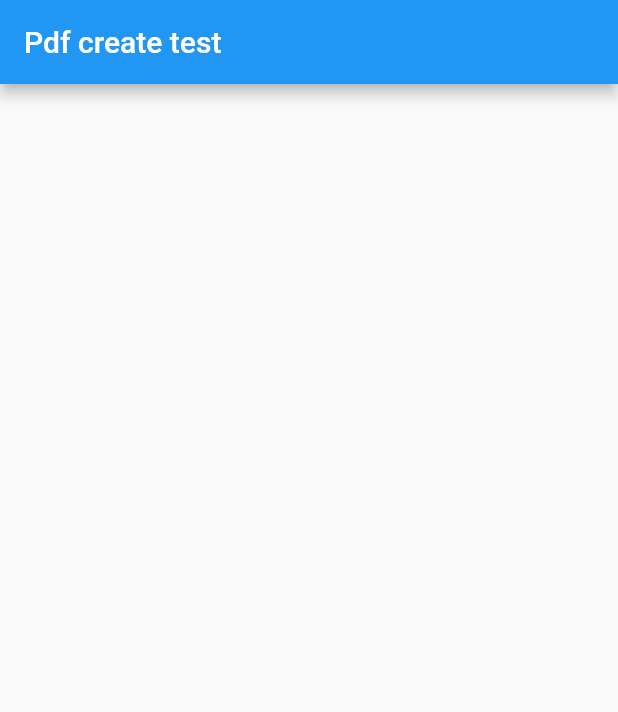
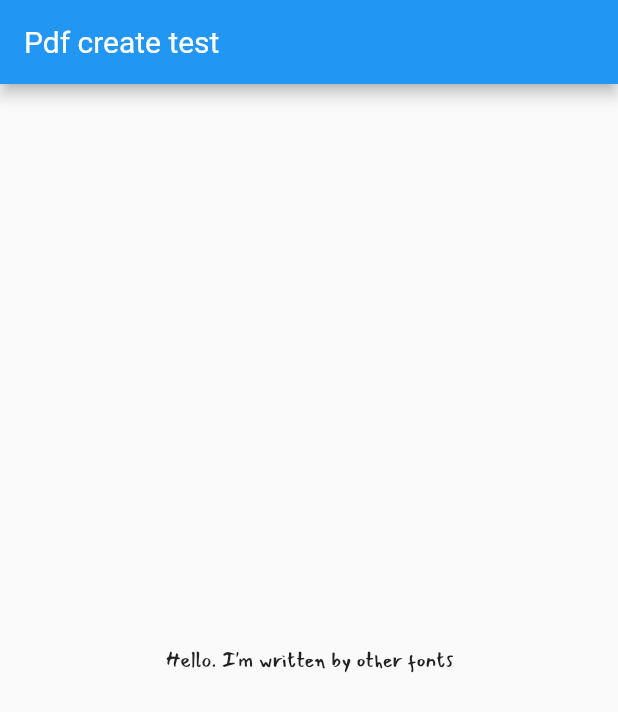
Before and after one commit to devabacus/flutter_pdf_create, a Flutter app: the screen it shows after launch, on a phone screen of 412 x 824 dp. Shown: the top 712 px of the screen. Run offline on Flutter 3.47's test engine with Material 2 defaults, Android fonts, the phone set to English and light mode, and no system bars; our stand-ins replace pdf; statements that could not run were skipped.

Commit message:
cyrillic worked

```diff
--- a/lib/main.dart
+++ b/lib/main.dart
@@ -13,8 +13,7 @@ class _MyAppState extends State<MyApp> {
 
   @override
   void initState() {
-    pdfRoutine.createPdf("Hello. how are you?");
-
+    pdfRoutine.createPdf("Привет стасик?");
   }
 
   @override
@@ -24,8 +23,12 @@ class _MyAppState extends State<MyApp> {
         appBar: AppBar(
           title: Text("Pdf create test"),
         ),
+        body: Center(
+            child: Text(
+          "Hello. I'm written by other fonts",
+           style: TextStyle(fontFamily: 'Mansalva'),
+        )),
       ),
     );
   }
-
 }
```
Also changed, not shown: lib/myPdf.dart (+8 -2 lines), pubspec.yaml (+15 -7 lines), fonts/Mansalva-Regular.ttf (added), fonts/OpenSans-Bold.ttf (added), fonts/Roboto-Regular.ttf (added).
